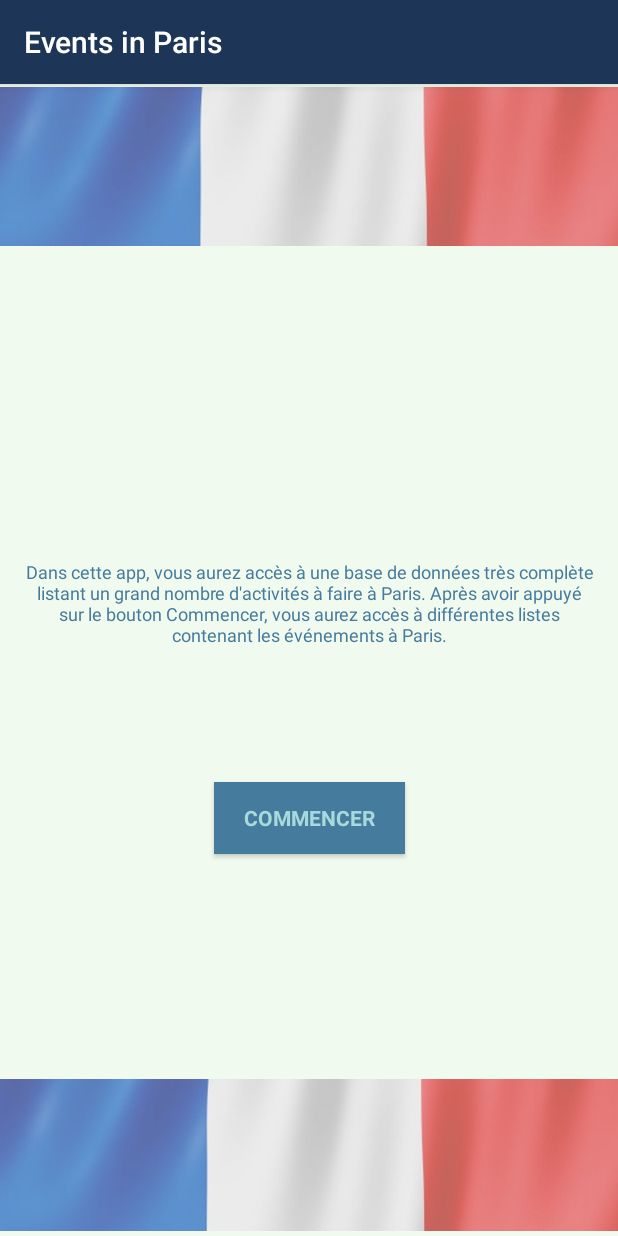
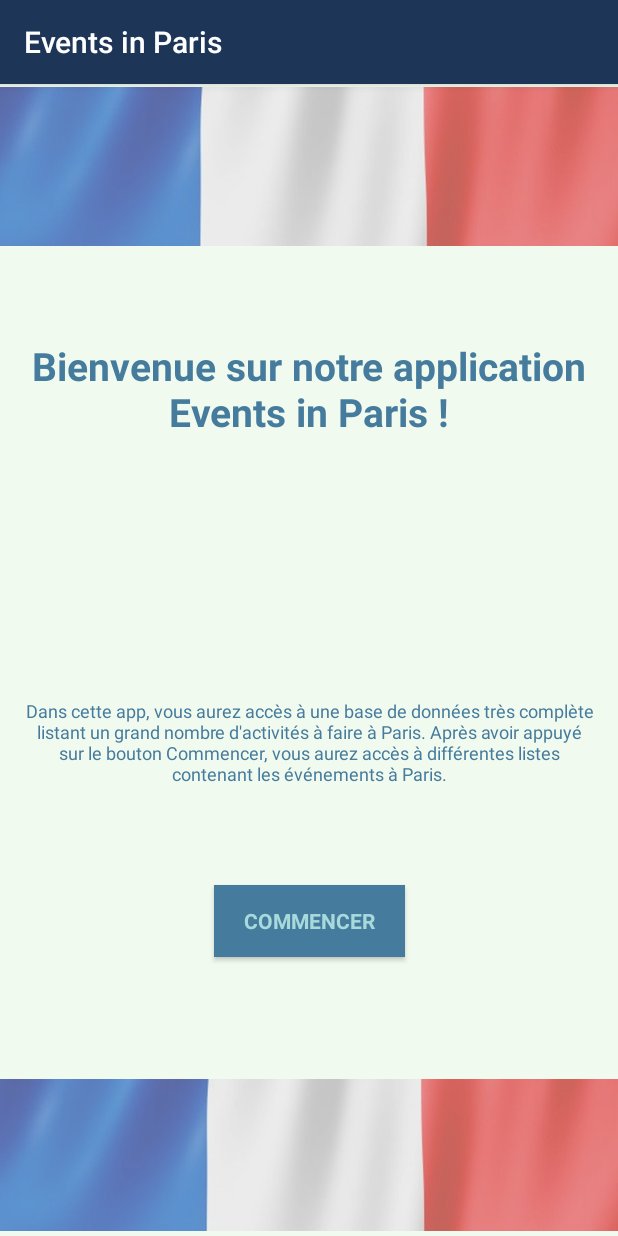
Before and after one commit to fnazih/Web-Android-Project, an Android app: the screen it shows after launch (WelcomeActivity), on a phone screen of 412 x 824 dp. Run offline under Robolectric (Android 15) with nearby library versions, the phone set to English and light mode, and no system bars; Roboto replaces fonts that are not available here.

```diff
--- a/android/app/src/main/res/layout/activity_welcome.xml
+++ b/android/app/src/main/res/layout/activity_welcome.xml
@@ -13,6 +13,7 @@
         android:id="@+id/appDescription"
         android:layout_width="match_parent"
         android:layout_height="wrap_content"
+        android:layout_marginBottom="300dp"
         android:fontFamily="@font/arima_madurai_bold"
         android:paddingHorizontal="15dp"
         android:text="@string/appExplanation"
@@ -20,10 +21,8 @@
         android:textSize="12sp"
         app:layout_constraintBottom_toBottomOf="parent"
         app:layout_constraintEnd_toEndOf="parent"
-        app:layout_constraintHorizontal_bias="1.0"
-        app:layout_constraintStart_toStartOf="parent"
-        app:layout_constraintTop_toBottomOf="@+id/mainTitleID"
-        app:layout_constraintVertical_bias="0.198" />
+        app:layout_constraintHorizontal_bias="0.0"
+        app:layout_constraintStart_toStartOf="parent" />
 
     <Button
         android:id="@+id/buttonStart"
@@ -68,18 +67,20 @@
         android:id="@+id/mainTitleID"
         android:layout_width="wrap_content"
         android:layout_height="wrap_content"
+        android:layout_marginTop="60dp"
         android:fontFamily="@font/arima_madurai_bold"
         android:paddingHorizontal="15dp"
+        android:text="@string/main_title"
         android:textAlignment="center"
-        android:textSize="26dp"
+        android:textSize="26sp"
         android:textStyle="bold"
         android:visibility="visible"
-        app:layout_constraintBottom_toBottomOf="parent"
+        app:layout_constraintBottom_toTopOf="@+id/appDescription"
         app:layout_constraintEnd_toEndOf="parent"
         app:layout_constraintHorizontal_bias="1.0"
         app:layout_constraintStart_toStartOf="parent"
         app:layout_constraintTop_toBottomOf="@+id/imageView"
-        app:layout_constraintVertical_bias="0.12"
-        tools:text="@string/main_title" />
+        app:layout_constraintVertical_bias="0.0"
+        tools:visibility="visible" />
 
 </androidx.constraintlayout.widget.ConstraintLayout>
```
